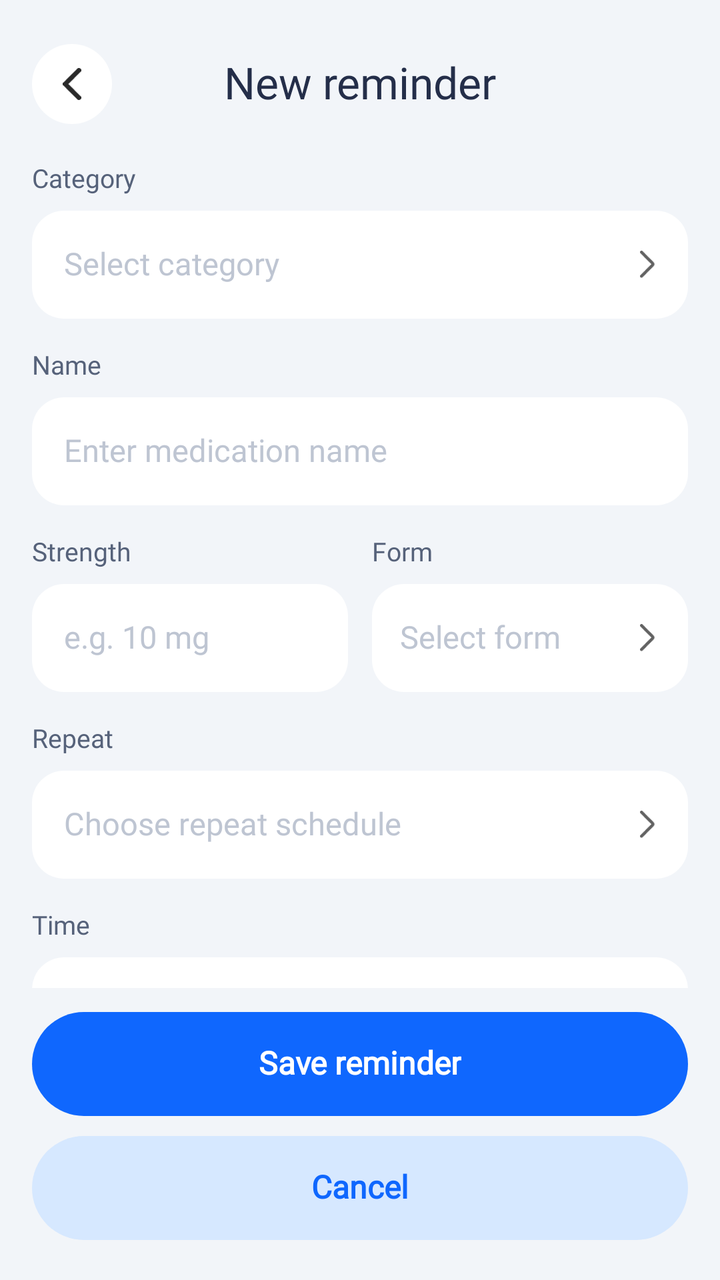
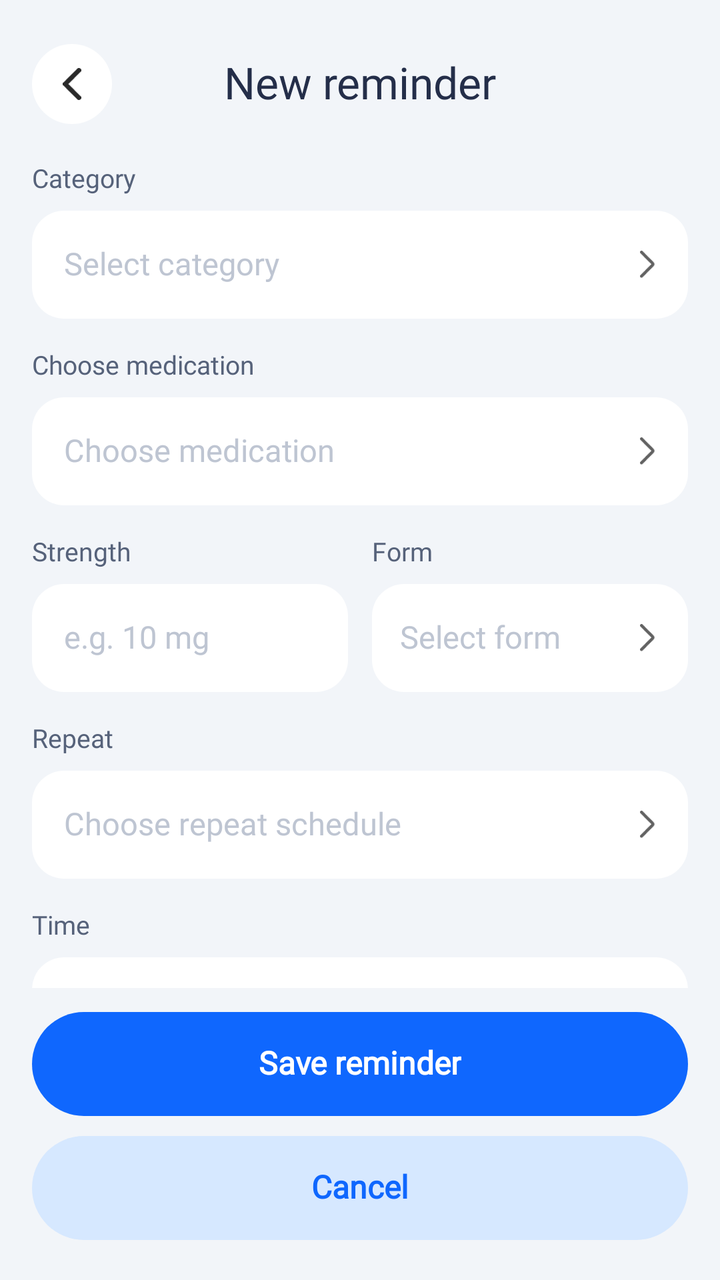

Compare the two renders of this Android layout. The source of the first and the diff that turns it into the second are given below.
<!-- AndroidManifest.xml: application theme Theme.HealthCareAI -->
<!-- res/layout/activity_new_reminder.xml -->
<?xml version="1.0" encoding="utf-8"?>
<androidx.constraintlayout.widget.ConstraintLayout xmlns:android="http://schemas.android.com/apk/res/android"
    xmlns:app="http://schemas.android.com/apk/res-auto"
    xmlns:tools="http://schemas.android.com/tools"
    android:id="@+id/rootNewReminder"
    android:layout_width="match_parent"
    android:layout_height="match_parent"
    android:background="@color/backgr"
    android:clickable="true"
    android:focusable="true"
    android:focusableInTouchMode="true"
    tools:context=".ui.reminder.NewReminderActivity">

    
    <androidx.constraintlayout.widget.ConstraintLayout
        android:id="@+id/topBar"
        android:layout_width="0dp"
        android:layout_height="52dp"
        android:layout_marginTop="16dp"
        android:paddingHorizontal="16dp"
        app:layout_constraintEnd_toEndOf="parent"
        app:layout_constraintStart_toStartOf="parent"
        app:layout_constraintTop_toTopOf="parent">

        <FrameLayout
            android:id="@+id/btnBack"
            android:layout_width="40dp"
            android:layout_height="40dp"
            android:background="@drawable/bg_circle_back_button"
            android:clickable="true"
            android:focusable="true"
            app:layout_constraintBottom_toBottomOf="parent"
            app:layout_constraintStart_toStartOf="parent"
            app:layout_constraintTop_toTopOf="parent">

            <ImageView
                android:layout_width="16dp"
                android:layout_height="16dp"
                android:layout_gravity="center"
                android:contentDescription="@null"
                android:src="@drawable/arrow_back" />
        </FrameLayout>

        <TextView
            android:id="@+id/tvTitle"
            android:layout_width="wrap_content"
            android:layout_height="wrap_content"
            android:fontFamily="@font/urbanist_bold"
            android:includeFontPadding="false"
            android:text="@string/title_new_reminder"
            android:textColor="@color/color_text"
            android:textSize="22sp"
            app:layout_constraintBottom_toBottomOf="parent"
            app:layout_constraintEnd_toEndOf="parent"
            app:layout_constraintStart_toStartOf="parent"
            app:layout_constraintTop_toTopOf="parent" />
    </androidx.constraintlayout.widget.ConstraintLayout>

    
    <androidx.core.widget.NestedScrollView
        android:id="@+id/scrollForm"
        android:layout_width="0dp"
        android:layout_height="0dp"
        android:clipToPadding="false"
        android:fillViewport="true"
        android:overScrollMode="never"
        app:layout_constraintBottom_toTopOf="@+id/layoutBottomAction"
        app:layout_constraintEnd_toEndOf="parent"
        app:layout_constraintStart_toStartOf="parent"
        app:layout_constraintTop_toBottomOf="@+id/topBar">

        <LinearLayout
            android:layout_width="match_parent"
            android:layout_height="wrap_content"
            android:orientation="vertical"
            android:paddingHorizontal="16dp"
            android:paddingTop="14dp"
            android:paddingBottom="24dp">

            
            <TextView
                android:layout_width="wrap_content"
                android:layout_height="wrap_content"
                android:layout_marginBottom="8dp"
                android:fontFamily="@font/urbanist_semibold"
                android:includeFontPadding="false"
                android:text="@string/label_reminder_category"
                android:textColor="@color/color_subtext"
                android:textSize="13sp" />

            <FrameLayout
                android:id="@+id/cardCategory"
                android:layout_width="match_parent"
                android:layout_height="54dp"
                android:layout_marginBottom="16dp"
                android:background="@drawable/bg_profile_input_card"
                android:clickable="true"
                android:focusable="true">

                <TextView
                    android:id="@+id/tvCategory"
                    android:layout_width="wrap_content"
                    android:layout_height="wrap_content"
                    android:layout_gravity="center_vertical|start"
                    android:layout_marginStart="16dp"
                    android:layout_marginEnd="36dp"
                    android:ellipsize="end"
                    android:fontFamily="@font/urbanist_medium"
                    android:hint="@string/hint_select_category"
                    android:includeFontPadding="false"
                    android:maxLines="1"
                    android:text=""
                    android:textColor="@color/color_text"
                    android:textColorHint="#BEC5D2"
                    android:textSize="15.5sp" />

                <ImageView
                    android:layout_width="8dp"
                    android:layout_height="14dp"
                    android:layout_gravity="center_vertical|end"
                    android:layout_marginEnd="16dp"
                    android:contentDescription="@null"
                    android:src="@drawable/ic_arrowright" />
            </FrameLayout>

            
            <TextView
                android:layout_width="wrap_content"
                android:layout_height="wrap_content"
                android:layout_marginBottom="8dp"
                android:fontFamily="@font/urbanist_semibold"
                android:includeFontPadding="false"
                android:text="@string/label_reminder_name"
                android:textColor="@color/color_subtext"
                android:textSize="13sp" />

            <FrameLayout
                android:layout_width="match_parent"
                android:layout_height="54dp"
                android:layout_marginBottom="16dp"
                android:background="@drawable/bg_profile_input_card">

                <EditText
                    android:id="@+id/etReminderName"
                    android:layout_width="match_parent"
                    android:layout_height="match_parent"
                    android:background="@null"
                    android:fontFamily="@font/urbanist_medium"
                    android:hint="@string/hint_enter_medication_name"
                    android:imeOptions="actionNext"
                    android:importantForAutofill="no"
                    android:includeFontPadding="false"
                    android:inputType="textCapSentences"
                    android:maxLines="1"
                    android:paddingHorizontal="16dp"
                    android:text=""
                    android:textColor="@color/color_text"
                    android:textColorHint="#BEC5D2"
                    android:textSize="15.5sp" />
            </FrameLayout>

            
            <LinearLayout
                android:id="@+id/layoutStrengthForm"
                android:layout_width="match_parent"
                android:layout_height="wrap_content"
                android:layout_marginBottom="16dp"
                android:baselineAligned="false"
                android:orientation="horizontal">

                
                <LinearLayout
                    android:layout_width="0dp"
                    android:layout_height="wrap_content"
                    android:layout_marginEnd="6dp"
                    android:layout_weight="1"
                    android:orientation="vertical">

                    <TextView
                        android:layout_width="wrap_content"
                        android:layout_height="wrap_content"
                        android:layout_marginBottom="8dp"
                        android:fontFamily="@font/urbanist_semibold"
                        android:includeFontPadding="false"
                        android:text="@string/label_reminder_strength"
                        android:textColor="@color/color_subtext"
                        android:textSize="13sp" />

                    <FrameLayout
                        android:layout_width="match_parent"
                        android:layout_height="54dp"
                        android:background="@drawable/bg_profile_input_card">

                        <EditText
                            android:id="@+id/etStrength"
                            android:layout_width="match_parent"
                            android:layout_height="match_parent"
                            android:background="@null"
                            android:fontFamily="@font/urbanist_medium"
                            android:hint="@string/hint_reminder_strength"
                            android:imeOptions="actionNext"
                            android:importantForAutofill="no"
                            android:includeFontPadding="false"
                            android:inputType="text"
                            android:maxLines="1"
                            android:paddingHorizontal="16dp"
                            android:text=""
                            android:textColor="@color/color_text"
                            android:textColorHint="#BEC5D2"
                            android:textSize="15.5sp" />
                    </FrameLayout>
                </LinearLayout>

                
                <LinearLayout
                    android:layout_width="0dp"
                    android:layout_height="wrap_content"
                    android:layout_marginStart="6dp"
                    android:layout_weight="1"
                    android:orientation="vertical">

                    <TextView
                        android:layout_width="wrap_content"
                        android:layout_height="wrap_content"
                        android:layout_marginBottom="8dp"
                        android:fontFamily="@font/urbanist_semibold"
                        android:includeFontPadding="false"
                        android:text="@string/label_reminder_form"
                        android:textColor="@color/color_subtext"
                        android:textSize="13sp" />

                    <FrameLayout
                        android:id="@+id/cardForm"
                        android:layout_width="match_parent"
                        android:layout_height="54dp"
                        android:background="@drawable/bg_profile_input_card"
                        android:clickable="true"
                        android:focusable="true">

                        <TextView
                            android:id="@+id/tvForm"
                            android:layout_width="wrap_content"
                            android:layout_height="wrap_content"
                            android:layout_gravity="center_vertical|start"
                            android:layout_marginStart="14dp"
                            android:layout_marginEnd="32dp"
                            android:ellipsize="end"
                            android:fontFamily="@font/urbanist_medium"
                            android:hint="@string/hint_reminder_form"
                            android:includeFontPadding="false"
                            android:maxLines="1"
                            android:text=""
                            android:textColor="@color/color_text"
                            android:textColorHint="#BEC5D2"
                            android:textSize="15.5sp" />

                        <ImageView
                            android:layout_width="8dp"
                            android:layout_height="14dp"
                            android:layout_gravity="center_vertical|end"
                            android:layout_marginEnd="16dp"
                            android:contentDescription="@null"
                            android:src="@drawable/ic_arrowright" />
                    </FrameLayout>
                </LinearLayout>
            </LinearLayout>

            
            <TextView
                android:layout_width="wrap_content"
                android:layout_height="wrap_content"
                android:layout_marginBottom="8dp"
                android:fontFamily="@font/urbanist_semibold"
                android:includeFontPadding="false"
                android:text="@string/label_reminder_repeat"
                android:textColor="@color/color_subtext"
                android:textSize="13sp" />

            <FrameLayout
                android:id="@+id/cardRepeat"
                android:layout_width="match_parent"
                android:layout_height="54dp"
                android:layout_marginBottom="16dp"
                android:background="@drawable/bg_profile_input_card"
                android:clickable="true"
                android:focusable="true">

                <TextView
                    android:id="@+id/tvRepeat"
                    android:layout_width="wrap_content"
                    android:layout_height="wrap_content"
                    android:layout_gravity="center_vertical|start"
                    android:layout_marginStart="16dp"
                    android:layout_marginEnd="36dp"
                    android:ellipsize="end"
                    android:fontFamily="@font/urbanist_medium"
                    android:hint="@string/hint_repeat_schedule"
                    android:includeFontPadding="false"
                    android:maxLines="1"
                    android:text=""
                    android:textColor="@color/color_text"
                    android:textColorHint="#BEC5D2"
                    android:textSize="15.5sp" />

                <ImageView
                    android:layout_width="8dp"
                    android:layout_height="14dp"
                    android:layout_gravity="center_vertical|end"
                    android:layout_marginEnd="16dp"
                    android:contentDescription="@null"
                    android:src="@drawable/ic_arrowright" />
            </FrameLayout>

            
            <TextView
                android:layout_width="wrap_content"
                android:layout_height="wrap_content"
                android:layout_marginBottom="8dp"
                android:fontFamily="@font/urbanist_semibold"
                android:includeFontPadding="false"
                android:text="@string/label_reminder_time"
                android:textColor="@color/color_subtext"
                android:textSize="13sp" />

            <LinearLayout
                android:layout_width="match_parent"
                android:layout_height="wrap_content"
                android:layout_marginBottom="16dp"
                android:background="@drawable/bg_profile_input_card"
                android:orientation="vertical"
                android:padding="16dp">

                
                <LinearLayout
                    android:id="@+id/layoutTimeEmpty"
                    android:layout_width="match_parent"
                    android:layout_height="wrap_content"
                    android:gravity="center"
                    android:orientation="vertical"
                    android:paddingVertical="10dp"
                    android:visibility="visible">

                    <ImageView
                        android:layout_width="28dp"
                        android:layout_height="28dp"
                        android:contentDescription="@null"
                        android:src="@drawable/ic_oclock" />

                    <TextView
                        android:layout_width="wrap_content"
                        android:layout_height="wrap_content"
                        android:layout_marginTop="8dp"
                        android:fontFamily="@font/urbanist_medium"
                        android:includeFontPadding="false"
                        android:text="@string/time_no_times_added"
                        android:textColor="@color/color_subtext"
                        android:textSize="14sp" />

                    <LinearLayout
                        android:id="@+id/btnAddTimeEmpty"
                        android:layout_width="wrap_content"
                        android:layout_height="36dp"
                        android:layout_marginTop="12dp"
                        android:background="@drawable/bg_add_time_btn"
                        android:clickable="true"
                        android:focusable="true"
                        android:gravity="center_vertical"
                        android:orientation="horizontal"
                        android:paddingHorizontal="16dp">

                        <ImageView
                            android:layout_width="14dp"
                            android:layout_height="14dp"
                            android:contentDescription="@null"
                            android:src="@drawable/ic_plus_small_blue" />

                        <TextView
                            android:layout_width="wrap_content"
                            android:layout_height="wrap_content"
                            android:layout_marginStart="6dp"
                            android:fontFamily="@font/urbanist_medium"
                            android:includeFontPadding="false"
                            android:text="@string/reminder_btn_add_time"
                            android:textColor="@color/primary_color"
                            android:textSize="13.5sp" />
                    </LinearLayout>
                </LinearLayout>

                
                <LinearLayout
                    android:id="@+id/layoutTimeFilled"
                    android:layout_width="match_parent"
                    android:layout_height="wrap_content"
                    android:orientation="vertical"
                    android:visibility="gone">

                    <com.example.healthcareai.ui.widget.FlowLayout
                        android:id="@+id/flowTimeChips"
                        android:layout_width="match_parent"
                        android:layout_height="wrap_content" />

                    <LinearLayout
                        android:id="@+id/btnAddTimeFilled"
                        android:layout_width="wrap_content"
                        android:layout_height="36dp"
                        android:layout_marginTop="6dp"
                        android:background="@drawable/bg_add_time_btn"
                        android:clickable="true"
                        android:focusable="true"
                        android:gravity="center_vertical"
                        android:orientation="horizontal"
                        android:paddingHorizontal="14dp">

                        <ImageView
                            android:layout_width="14dp"
                            android:layout_height="14dp"
                            android:contentDescription="@null"
                            android:src="@drawable/ic_plus_small_blue" />

                        <TextView
                            android:layout_width="wrap_content"
                            android:layout_height="wrap_content"
                            android:layout_marginStart="6dp"
                            android:fontFamily="@font/urbanist_medium"
                            android:includeFontPadding="false"
                            android:text="@string/reminder_btn_add_time"
                            android:textColor="@color/primary_color"
                            android:textSize="13sp" />
                    </LinearLayout>
                </LinearLayout>

            </LinearLayout>

            
            <TextView
                android:layout_width="wrap_content"
                android:layout_height="wrap_content"
                android:layout_marginBottom="8dp"
                android:fontFamily="@font/urbanist_semibold"
                android:includeFontPadding="false"
                android:text="@string/label_reminder_notes"
                android:textColor="@color/color_subtext"
                android:textSize="13sp" />

            <FrameLayout
                android:id="@+id/cardReminderNotes"
                android:layout_width="match_parent"
                android:layout_height="wrap_content"
                android:layout_marginBottom="24dp"
                android:background="@drawable/bg_profile_input_card">

                <EditText
                    android:id="@+id/etReminderNotes"
                    android:layout_width="match_parent"
                    android:layout_height="wrap_content"
                    android:background="@null"
                    android:fontFamily="@font/urbanist_medium"
                    android:gravity="top|start"
                    android:hint="@string/hint_add_notes"
                    android:importantForAutofill="no"
                    android:includeFontPadding="false"
                    android:inputType="textMultiLine|textCapSentences"
                    android:minHeight="54dp"
                    android:paddingHorizontal="16dp"
                    android:paddingVertical="14dp"
                    android:text=""
                    android:textColor="@color/color_text"
                    android:textColorHint="#BEC5D2"
                    android:textSize="15.5sp" />
            </FrameLayout>

        </LinearLayout>
    </androidx.core.widget.NestedScrollView>

    
    <LinearLayout
        android:id="@+id/layoutBottomAction"
        android:layout_width="0dp"
        android:layout_height="wrap_content"
        android:background="@color/backgr"
        android:orientation="vertical"
        android:paddingHorizontal="16dp"
        android:paddingTop="12dp"
        android:paddingBottom="20dp"
        app:layout_constraintBottom_toBottomOf="parent"
        app:layout_constraintEnd_toEndOf="parent"
        app:layout_constraintStart_toStartOf="parent">

        
        <FrameLayout
            android:id="@+id/btnSaveReminder"
            android:layout_width="match_parent"
            android:layout_height="52dp"
            android:background="@drawable/bg_pill_btn_blue"
            android:clickable="true"
            android:focusable="true">

            <TextView
                android:layout_width="wrap_content"
                android:layout_height="wrap_content"
                android:layout_gravity="center"
                android:fontFamily="@font/urbanist"
                android:includeFontPadding="false"
                android:text="@string/btn_save_reminder"
                android:textColor="@color/white"
                android:textSize="16sp"
                android:textStyle="bold" />
        </FrameLayout>

        
        <FrameLayout
            android:id="@+id/btnCancel"
            android:layout_width="match_parent"
            android:layout_height="52dp"
            android:layout_marginTop="10dp"
            android:background="@drawable/bg_button_secondary"
            android:clickable="true"
            android:focusable="true">

            <TextView
                android:layout_width="wrap_content"
                android:layout_height="wrap_content"
                android:layout_gravity="center"
                android:fontFamily="@font/urbanist"
                android:includeFontPadding="false"
                android:text="@string/btn_cancel"
                android:textColor="@color/primary_color"
                android:textSize="16sp"
                android:textStyle="bold" />
        </FrameLayout>

    </LinearLayout>

</androidx.constraintlayout.widget.ConstraintLayout>
<!-- resources referenced by this layout -->
<resources>
  <color name="backgr">#F2F5F9</color>
  <color name="color_subtext">#56627A</color>
  <color name="color_text">#242E49</color>
  <color name="primary_color">#0F67FE</color>
  <color name="white">#FFFFFFFF</color>
  <!-- drawable arrow_back (drawable) -->
  <vector xmlns:android="http://schemas.android.com/apk/res/android" android:autoMirrored="true" android:height="14dp" android:viewportHeight="14" android:viewportWidth="8" android:width="8dp">
        
      <path android:fillColor="#00000000" android:pathData="M7,13L1,7L7,1" android:strokeColor="#2A2A2A" android:strokeLineCap="round" android:strokeLineJoin="round" android:strokeWidth="2"/>
      
  </vector>
  <!-- drawable bg_button_secondary (drawable) -->
  <?xml version="1.0" encoding="utf-8"?>
  <ripple xmlns:android="http://schemas.android.com/apk/res/android"
      android:color="#20000000">
      <item>
          <shape android:shape="rectangle">
              <solid android:color="@color/secondary_color_btn" />
              <corners android:radius="112dp" />
          </shape>
      </item>
  </ripple>
  <!-- drawable bg_circle_back_button (drawable) -->
  <?xml version="1.0" encoding="utf-8"?>
  <ripple xmlns:android="http://schemas.android.com/apk/res/android"
      android:color="#20000000">
      <item>
          <shape android:shape="oval">
              <solid android:color="@color/white" />
          </shape>
      </item>
  </ripple>
  <!-- drawable bg_pill_btn_blue (drawable) -->
  <?xml version="1.0" encoding="utf-8"?>
  <ripple xmlns:android="http://schemas.android.com/apk/res/android"
      android:color="#33FFFFFF">
      <item>
          <shape android:shape="rectangle">
              <solid android:color="@color/primary_color" />
              <corners android:radius="100dp" />
          </shape>
      </item>
  </ripple>
  <!-- drawable bg_profile_input_card (drawable) -->
  <?xml version="1.0" encoding="utf-8"?>
  <ripple xmlns:android="http://schemas.android.com/apk/res/android"
      android:color="#120F67FE">
      <item>
          <shape android:shape="rectangle">
              <corners android:radius="16dp" />
              <solid android:color="@color/white" />
          </shape>
      </item>
  </ripple>
  <!-- drawable ic_plus_small_blue (drawable) -->
  <?xml version="1.0" encoding="utf-8"?>
  <vector xmlns:android="http://schemas.android.com/apk/res/android"
      android:width="14dp"
      android:height="14dp"
      android:viewportWidth="24"
      android:viewportHeight="24">
      <path
          android:fillColor="#0F67FE"
          android:pathData="M19,13h-6v6h-2v-6H5v-2h6V5h2v6h6v2z" />
  </vector>
  <string name="btn_cancel">Cancel</string>
  <string name="btn_save_reminder">Save reminder</string>
  <string name="hint_add_notes">Add notes</string>
  <string name="hint_enter_medication_name">Enter medication name</string>
  <string name="hint_reminder_form">Select form</string>
  <string name="hint_reminder_strength">e.g. 10 mg</string>
  <string name="hint_repeat_schedule">Choose repeat schedule</string>
  <string name="hint_select_category">Select category</string>
  <string name="label_reminder_category">Category</string>
  <string name="label_reminder_form">Form</string>
  <string name="label_reminder_name">Name</string>
  <string name="label_reminder_notes">Notes (optional)</string>
  <string name="label_reminder_repeat">Repeat</string>
  <string name="label_reminder_strength">Strength</string>
  <string name="label_reminder_time">Time</string>
  <string name="reminder_btn_add_time">Add time</string>
  <string name="time_no_times_added">No times added yet</string>
  <string name="title_new_reminder">New reminder</string>
  <color name="secondary_color_btn">#D6E8FF</color>
  <color name="brand_primary">#0F67FE</color>
  <color name="brand_primary_variant">#0843C6</color>
  <color name="brand_secondary">#03DAC5</color>
  <color name="screen_bg">#F2F5F9</color>
  <color name="transparent">#00000000</color>
  <color name="splash_bg">#0F67FE</color>
  <!-- unchanged entries left out for length: 4 -->
</resources>

<!-- the commit's change to res/layout/activity_new_reminder.xml (unified diff, before → after) -->
@@ -124,40 +124,59 @@
             </FrameLayout>
 
             
-            <TextView
-                android:layout_width="wrap_content"
-                android:layout_height="wrap_content"
-                android:layout_marginBottom="8dp"
-                android:fontFamily="@font/urbanist_semibold"
-                android:includeFontPadding="false"
-                android:text="@string/label_reminder_name"
-                android:textColor="@color/color_subtext"
-                android:textSize="13sp" />
-
-            <FrameLayout
+            <LinearLayout
+                android:id="@+id/layoutChooseItem"
                 android:layout_width="match_parent"
-                android:layout_height="54dp"
-                android:layout_marginBottom="16dp"
-                android:background="@drawable/bg_profile_input_card">
-
-                <EditText
-                    android:id="@+id/etReminderName"
+                android:layout_height="wrap_content"
+                android:orientation="vertical"
+                android:visibility="visible">
+
+                <TextView
+                    android:id="@+id/tvLabelChooseItem"
+                    android:layout_width="wrap_content"
+                    android:layout_height="wrap_content"
+                    android:layout_marginBottom="8dp"
+                    android:fontFamily="@font/urbanist_semibold"
+                    android:includeFontPadding="false"
+                    android:text="Choose medication"
+                    android:textColor="@color/color_subtext"
+                    android:textSize="13sp" />
+
+                <FrameLayout
+                    android:id="@+id/cardChooseItem"
                     android:layout_width="match_parent"
-                    android:layout_height="match_parent"
-                    android:background="@null"
-                    android:fontFamily="@font/urbanist_medium"
-                    android:hint="@string/hint_enter_medication_name"
-                    android:imeOptions="actionNext"
-                    android:importantForAutofill="no"
-                    android:includeFontPadding="false"
-                    android:inputType="textCapSentences"
-                    android:maxLines="1"
-                    android:paddingHorizontal="16dp"
-                    android:text=""
-                    android:textColor="@color/color_text"
-                    android:textColorHint="#BEC5D2"
-                    android:textSize="15.5sp" />
-            </FrameLayout>
+                    android:layout_height="54dp"
+                    android:layout_marginBottom="16dp"
+                    android:background="@drawable/bg_profile_input_card"
+                    android:clickable="true"
+                    android:focusable="true">
+
+                    <TextView
+                        android:id="@+id/tvChooseItem"
+                        android:layout_width="wrap_content"
+                        android:layout_height="wrap_content"
+                        android:layout_gravity="center_vertical|start"
+                        android:layout_marginStart="16dp"
+                        android:layout_marginEnd="36dp"
+                        android:ellipsize="end"
+                        android:fontFamily="@font/urbanist_medium"
+                        android:hint="Choose medication"
+                        android:includeFontPadding="false"
+                        android:maxLines="1"
+                        android:text=""
+                        android:textColor="@color/color_text"
+                        android:textColorHint="#BEC5D2"
+                        android:textSize="15.5sp" />
+
+                    <ImageView
+                        android:layout_width="8dp"
+                        android:layout_height="14dp"
+                        android:layout_gravity="center_vertical|end"
+                        android:layout_marginEnd="16dp"
+                        android:contentDescription="@null"
+                        android:src="@drawable/ic_arrowright" />
+                </FrameLayout>
+            </LinearLayout>
 
             
             <LinearLayout
<!-- resource entries referenced after the edit -->
@@ -68,14 +68,12 @@
   <string name="btn_cancel">Cancel</string>
   <string name="btn_save_reminder">Save reminder</string>
   <string name="hint_add_notes">Add notes</string>
-  <string name="hint_enter_medication_name">Enter medication name</string>
   <string name="hint_reminder_form">Select form</string>
   <string name="hint_reminder_strength">e.g. 10 mg</string>
   <string name="hint_repeat_schedule">Choose repeat schedule</string>
   <string name="hint_select_category">Select category</string>
   <string name="label_reminder_category">Category</string>
   <string name="label_reminder_form">Form</string>
-  <string name="label_reminder_name">Name</string>
   <string name="label_reminder_notes">Notes (optional)</string>
   <string name="label_reminder_repeat">Repeat</string>
   <string name="label_reminder_strength">Strength</string>
